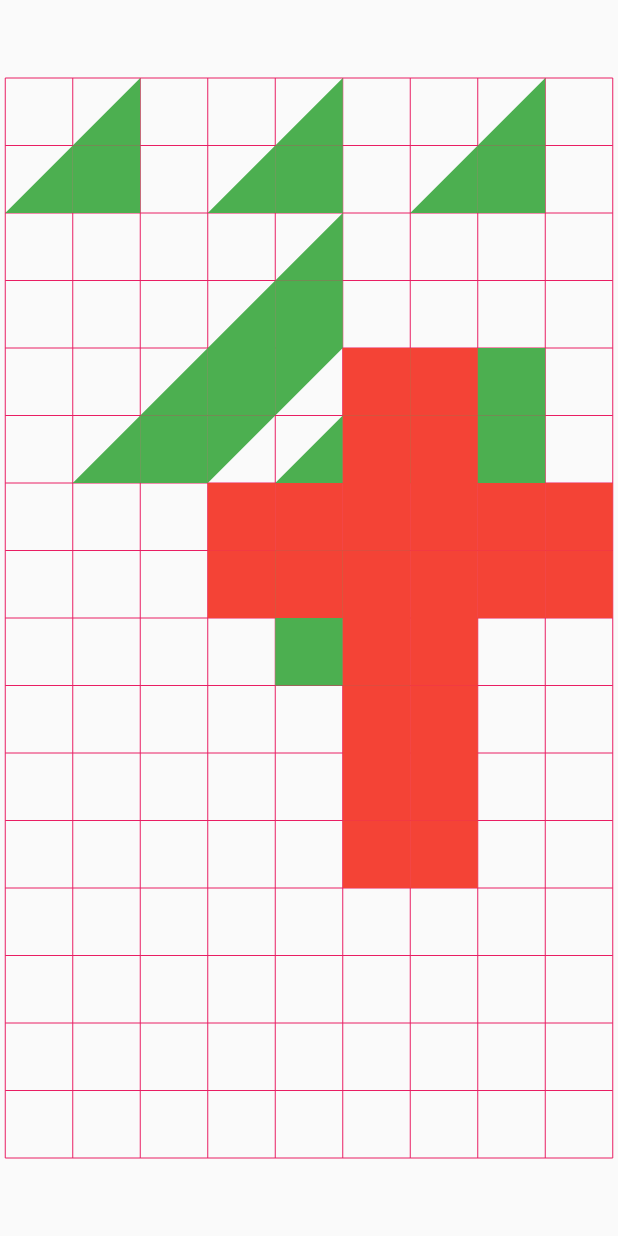
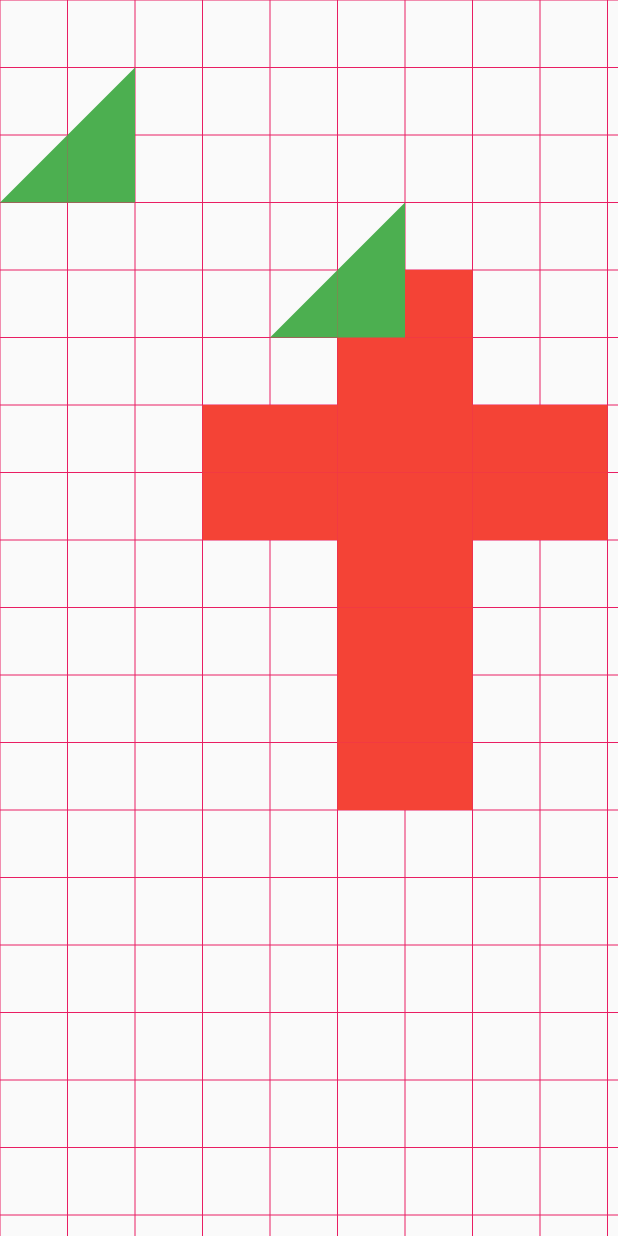
Before and after one commit to kasandrop/projectT, a Flutter app: the screen it shows after launch, on a phone screen of 412 x 824 dp. Run offline on Flutter 3.47's test engine with Material 2 defaults, Android fonts, the phone set to English and light mode, and no system bars; our stand-ins replace bloc, equatable, logger.

Commit message:
triangleWidget works properly. The rest of the shapes  just need to follow the pattern.

```diff
--- a/lib/business/shapes/triangle.dart
+++ b/lib/business/shapes/triangle.dart
@@ -4,32 +4,32 @@ import 'package:tangram/business/shapes/baseShape.dart';
 import 'package:tangram/business/shapes/shapeable.dart';
 
 class Triangle extends BaseShape implements IShapeable {
-  static Map<PointSystem, List<PointSystem>> pattern = {
-    PointSystem(dx: 0, dy: 0, west: false, north: false): [],
-    PointSystem(dx: 0, dy: 0): [],
-    PointSystem(dx: 0, dy: 0, west: false, north: false): [
-      PointSystem(dx: 0, dy: 0, west: false, north: false, east: false, south: false),
-      PointSystem(dx: 0, dy: 0, west: true, north: false, east: false, south: true),
-      PointSystem(dx: 0, dy: 0, west: true, north: true, east: true, south: true),
-      PointSystem(dx: 0, dy: 0, west: true, north: false, east: false, south: true),
-    ],
-    PointSystem(dx: 0, dy: 0, west: false, north: false, east: false, south: false): [],
-  };
+  // static Map<PointSystem, List<PointSystem>> pattern = {
+  //   PointSystem(dx: 0, dy: 0, west: false, north: false): [],
+  //   PointSystem(dx: 0, dy: 0): [],
+  //   PointSystem(dx: 0, dy: 0, west: false, north: false): [
+  //     PointSystem(dx: 0, dy: 0, west: false, north: false, east: false, south: false),
+  //     PointSystem(dx: 0, dy: 0, west: true, north: false, east: false, south: true),
+  //     PointSystem(dx: 0, dy: 0, west: true, north: true, east: true, south: true),
+  //     PointSystem(dx: 0, dy: 0, west: true, north: false, east: false, south: true),
+  //   ],
+  //   PointSystem(dx: 0, dy: 0, west: false, north: false, east: false, south: false): [],
+  // };
 
   Triangle({
-    required int x,
-    required int y,
+    int xPos = 0,
+    int yPos = 0,
   }) : super(
-          origin: Offset(x + 1, y.toDouble()),
+          origin: Offset(xPos + 1, yPos.toDouble()),
         ) {
     points.add(
-      PointSystem(dx: x, dy: y, west: false, north: false),
+      PointSystem(dx: 0, dy: 1, west: false, north: false),
     );
     points.add(
-      PointSystem(dx: x + 1, dy: y),
+      PointSystem(dx: 1, dy: 1),
     );
     points.add(
-      PointSystem(dx: x + 1, dy: y - 1, west: false, north: false),
+      PointSystem(dx: 1, dy: 0, west: false, north: false),
     );
   }
 
--- a/lib/main.dart
+++ b/lib/main.dart
@@ -36,20 +36,30 @@ class ScreenWidget extends StatelessWidget {
     int screenHeight = MediaQuery.of(context).size.height.toInt();
 
     Settings settings = Settings(
-        heightOffAppBarr: AppBar().preferredSize.height.toInt(),
+        // heightOffAppBarr: AppBar().preferredSize.height.toInt(),
         pixelHeight: screenHeight,
         pixelWidth: screenWidth,
         boardWidth: 9);
-    print(settings);
-    return Stack(
+    // print(settings);
+    return Container(
+        height: settings.pixelHeight.toDouble(),
+        width: settings.pixelWidth.toDouble(),
+        child: Stack(
           fit: StackFit.expand,
           children: <Widget>[
             WidgetGridLines(settings: settings),
-        AllShapesWidget(settings: settings),
             PuzzleToSolveWidget(
                 puzzleToSolve: PuzzleToSolve(settings: settings, x: 3, y: 4),
                 settings: settings,
                 color: Colors.red),
+            Positioned(
+                top: 0,
+                left: 0,
+                child: Container(
+                  height: settings.pixelHeight.toDouble(),
+                  width: settings.pixelWidth.toDouble(),
+                  child: AllShapesWidget(settings: settings),
+                )),
             Positioned(
               bottom: 50,
               right: 20,
@@ -60,7 +70,7 @@ class ScreenWidget extends StatelessWidget {
                   ),
             ),
           ],
-    );
+        ));
   }
 }
 
@@ -82,7 +92,7 @@ class WidgetGridLines extends StatelessWidget {
         startPoint: Offset(settings.leftOver.dx, settings.leftOver.dy),
         pixelWidth: settings.pixelWidth,
         boardHeight: settings.boardHeight,
-          appBarHeight: settings.heightOffAppBarr),
+      ),
       child: Container(),
     );
   }
@@ -96,7 +106,6 @@ class LinesGrid extends CustomPainter {
   final int boardHeight;
   final int pixelHeight;
   final int pixelWidth;
-  final int appBarHeight;
 
   LinesGrid(
       {required this.color,
@@ -105,8 +114,7 @@ class LinesGrid extends CustomPainter {
       required this.boardWidth,
       required this.boardHeight,
       required this.pixelHeight,
-      required this.pixelWidth,
-      required this.appBarHeight});
+      required this.pixelWidth});
 
   @override
   void paint(Canvas canvas, Size size) {
--- a/lib/presentation/drawPoint.dart
+++ b/lib/presentation/drawPoint.dart
@@ -1,6 +1,9 @@
+import 'dart:developer';
+
 import 'package:flutter/material.dart';
 import 'package:tangram/business/coordinateSystem.dart';
 import 'package:tangram/settings.dart';
+import 'package:tangram/util/logger.dart';
 
 class DrawPoint extends StatelessWidget {
   final Settings settings;
@@ -15,7 +18,9 @@ class DrawPoint extends StatelessWidget {
 
   @override
   Widget build(BuildContext context) {
-    return CustomPaint(
+    return GestureDetector(
+        onTap: () => log.d('onTap'),
+        child: CustomPaint(
           size: Size(settings.pointSize.toDouble(), settings.pointSize.toDouble()),
           painter: FillerPainter(
             pointSize: settings.pointSize.toDouble(),
@@ -23,7 +28,7 @@ class DrawPoint extends StatelessWidget {
             color: color,
             startPoint: Offset(settings.leftOver.dx, settings.leftOver.dy),
           ),
-    );
+        ));
   }
 }
 
@@ -41,20 +46,33 @@ class FillerPainter extends CustomPainter {
 
   final PointSystem pointSystem;
 
-  const FillerPainter({
+  //TODO: created path to inject to constructor to make it const
+  Path path;
+
+  FillerPainter({
     required this.pointSize,
     required this.pointSystem,
     required this.color,
     required this.startPoint,
   })   : dxMiddle = pointSize / 2,
-        dyMiddle = pointSize / 2;
+        dyMiddle = pointSize / 2,
+        path = Path();
 
   @override
+  bool hitTest(Offset position) {
+    Offset position1 = position + startPoint;
+    bool hitTest = path.contains(position1);
+    //log.d('hittest result: $hitTest');
+    return hitTest;
+  }
+
   void paint(Canvas canvas, Size size) {
+    //canvas.save();
     canvas.translate(startPoint.dx, startPoint.dy);
-    Path path = Path();
+    //Path path = Path();
     var paint = Paint();
     paint.color = color;
+    paint.style = PaintingStyle.fill;
 
     // paint.strokeWidth = 3;
     if (pointSystem.east == true &&
@@ -104,6 +122,7 @@ class FillerPainter extends CustomPainter {
     }
 
     canvas.drawPath(path, paint);
+    //canvas.restore();
   }
 
   @override
--- a/lib/presentation/widgets/puzzleToSolveWidget.dart
+++ b/lib/presentation/widgets/puzzleToSolveWidget.dart
@@ -1,16 +1,40 @@
+import 'package:flutter/material.dart';
 import 'package:tangram/business/PuzzleToSolve.dart';
-import 'package:tangram/presentation/widgets/shapes/shapeWidget.dart';
+import 'package:tangram/business/coordinateSystem.dart';
+import 'package:tangram/presentation/drawPoint.dart';
+import 'package:tangram/settings.dart';
 
-class PuzzleToSolveWidget extends ShapeWidget {
+class PuzzleToSolveWidget extends StatelessWidget {
   final PuzzleToSolve puzzleToSolve;
+
+  final Settings settings;
+  final Color color;
 
   const PuzzleToSolveWidget({
     required this.puzzleToSolve,
-    required settings,
-    required color,
-  }) : super(
-          baseShape: puzzleToSolve,
+    required this.settings,
+    required this.color,
+  });
+
+  @override
+  Widget build(BuildContext context) {
+    List<Positioned> visiblePoints = [];
+
+    puzzleToSolve.points.forEach((PointSystem point) {
+      // print('visible points x:${point.dx} y:${point.dy}');
+      visiblePoints.add(Positioned(
+        top: point.dy * settings.pointSize.toDouble(),
+        left: point.dx * settings.pointSize.toDouble(),
+        child: DrawPoint(
           settings: settings,
+          pointSystem: point,
           color: color,
-        );
+        ),
+      ));
+    });
+    //print('visible points size:${visiblePoints.length}');
+    return IgnorePointer(
+      child: Stack(children: visiblePoints),
+    );
+  }
 }
--- a/lib/presentation/widgets/shapes/allShapesWidget.dart
+++ b/lib/presentation/widgets/shapes/allShapesWidget.dart
@@ -13,27 +13,38 @@ class AllShapesWidget extends StatelessWidget {
   @override
   Widget build(BuildContext context) {
     return Stack(fit: StackFit.expand, children: <Widget>[
-      TrapezoidWidget(
-          trapezoid: Trapezoid(
-            x: 1,
-            y: 5,
-          ),
-          color: settings.color,
-          settings: settings),
+      // TrapezoidWidget(
+      //     trapezoid: Trapezoid(x: 1, y: 5), color: settings.color, settings: settings),
       TriangleWidget(
-          color: settings.color, settings: settings, triangle: Triangle(x: 0, y: 1)),
+          x: 0, y: 1, color: settings.color, settings: settings, baseShape: Triangle()),
       TriangleWidget(
-          color: settings.color, settings: settings, triangle: Triangle(x: 3, y: 1)),
-      TriangleWidget(
-          color: settings.color, settings: settings, triangle: Triangle(x: 6, y: 1)),
-      RectangleWithTriangleWidget(
-          color: settings.color,
-          settings: settings,
-          rectangleWithTriangle: RectangleWithTriangle(x: 4, y: 5)),
-      RectangleWithoutTriangleWidget(
-          color: settings.color,
-          settings: settings,
-          rectangleWithoutTriangle: RectangleWithoutTriangle(x: 4, y: 7)),
+          x: 4, y: 3, color: settings.color, settings: settings, baseShape: Triangle()),
+
+      // Draggable(
+      //     feedback: Container(
+      //         height: settings.pointSize * 2,
+      //         width: settings.pointSize * 2,
+      //         decoration: BoxDecoration(
+      //           image: DecorationImage(
+      //             fit: BoxFit.fill,
+      //             image: AssetImage("assets/triangle.png"),
+      //           ),
+      //         )),
+      //     child: TriangleWidget(
+      //         x: 1,
+      //         y: 4,
+      //         color: settings.color,
+      //         settings: settings,
+      //         baseShape: Triangle())),
+
+      // RectangleWithTriangleWidget(
+      //     color: settings.color,
+      //     settings: settings,
+      //     rectangleWithTriangle: RectangleWithTriangle(x: 4, y: 5)),
+      // RectangleWithoutTriangleWidget(
+      //     color: settings.color,
+      //     settings: settings,
+      //     rectangleWithoutTriangle: RectangleWithoutTriangle(x: 4, y: 7)),
     ]);
   }
 }
--- a/lib/presentation/widgets/shapes/triangleWidget.dart
+++ b/lib/presentation/widgets/shapes/triangleWidget.dart
@@ -1,16 +1,59 @@
+import 'package:flutter/material.dart';
+import 'package:tangram/business/coordinateSystem.dart';
 import 'package:tangram/business/shapes/triangle.dart';
-import 'package:tangram/presentation/widgets/shapes/shapeWidget.dart';
+import 'package:tangram/presentation/drawPoint.dart';
+import 'package:tangram/settings.dart';
 
-class TriangleWidget extends ShapeWidget {
-  final Triangle triangle;
+class TriangleWidget extends StatelessWidget {
+  final Triangle baseShape;
+  final int x;
+  final int y;
+  final Settings settings;
+  final Color color;
 
   const TriangleWidget({
-    required this.triangle,
-    required settings,
-    required color,
-  }) : super(
-          baseShape: triangle,
+    required this.baseShape,
+    required this.settings,
+    required this.color,
+    required this.x,
+    required this.y,
+  });
+
+  @override
+  Widget build(BuildContext context) {
+    List<Positioned> visiblePoints = [];
+
+    baseShape.points.forEach((PointSystem point) {
+      // print('visible points x:${point.dx} y:${point.dy}');
+      visiblePoints.add(Positioned(
+        top: point.dy * settings.pointSize.toDouble(),
+        left: point.dx * settings.pointSize.toDouble(),
+        child: DrawPoint(
           settings: settings,
+          pointSystem: point,
           color: color,
-        );
+        ),
+      ));
+    });
+    //print('visible points size:${visiblePoints.length}');
+    return Positioned(
+      top: y * settings.pointSize.toDouble(),
+      left: x * settings.pointSize.toDouble(),
+      child: Draggable(
+        child: Container(
+            height: settings.pointSize * 2,
+            width: settings.pointSize * 2,
+            child: Stack(children: visiblePoints)),
+        feedback: Container(
+            height: settings.pointSize * 2,
+            width: settings.pointSize * 2,
+            decoration: BoxDecoration(
+              image: DecorationImage(
+                fit: BoxFit.fill,
+                image: AssetImage("assets/triangle.png"),
+              ),
+            )),
+      ),
+    );
+  }
 }
--- a/lib/settings.dart
+++ b/lib/settings.dart
@@ -15,26 +15,14 @@ class Settings {
   //color of shapes WidgetGridLines
   final Color color;
 
-  final int heightOffAppBarr;
-  final int heightMinusAppBarr;
-
   const Settings({
-    required this.heightOffAppBarr,
     required this.pixelWidth,
     required this.pixelHeight,
     this.boardWidth = 9,
     this.color = Colors.green,
   })  : pointSize = pixelWidth ~/ boardWidth,
-        boardHeight = ((pixelHeight - heightOffAppBarr) ~/ (pixelWidth / boardWidth)),
-        heightMinusAppBarr = pixelHeight - heightOffAppBarr;
+        boardHeight = (pixelHeight ~/ (pixelWidth / boardWidth));
 
   /// [pixelWidth]%[boardWidth] to calculate alignment
-  Offset get leftOver =>
-      Offset((pixelWidth % boardWidth) / 2, (pixelHeight - pointSize * boardHeight) / 2);
-
-  @override
-  String toString() {
-    return 'Settings{boardWidth: $boardWidth, boardHeight: $boardHeight, pointSize: $pointSize, '
-        'pixelWidth: $pixelWidth, pixelHeight: $pixelHeight, color: $color, heightOffAppBarr: $heightOffAppBarr, heightMinusAppBarr: $heightMinusAppBarr,}';
-  }
+  Offset get leftOver => Offset(0, 0);
 }
--- a/pubspec.yaml
+++ b/pubspec.yaml
@@ -48,8 +48,9 @@ flutter:
   uses-material-design: true
 
   # To add assets to your application, add an assets section, like this:
-  # assets:
-  #   - images/a_dot_burr.jpeg
+  assets:
+    - assets/triangle.png
+    - assets/trapezoid.png
   #   - images/a_dot_ham.jpeg
 
   # An image asset can refer to one or more resolution-specific "variants", see
```
Also changed, not shown: lib/presentation/widgets/widgetPosition.dart (added, +24 -0 lines), lib/util/logger.dart (added, +242 -0 lines), assets/trapezoid.png (added), assets/triangle.png (added). Lines whose indentation alone changed are shown as unchanged.
